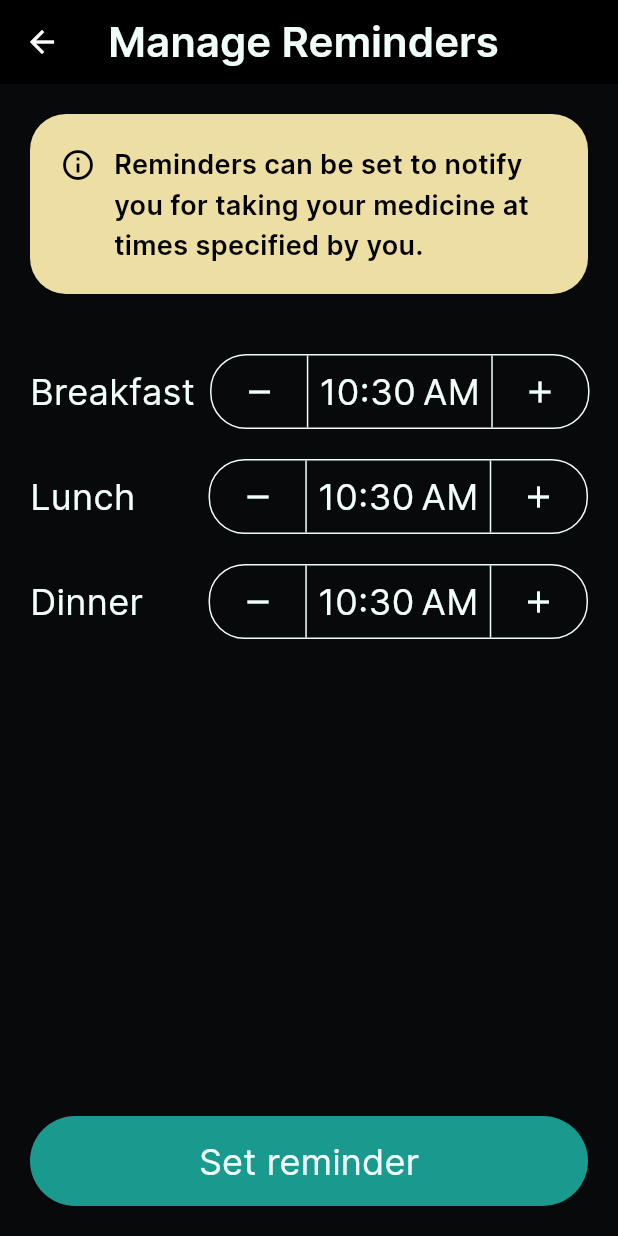
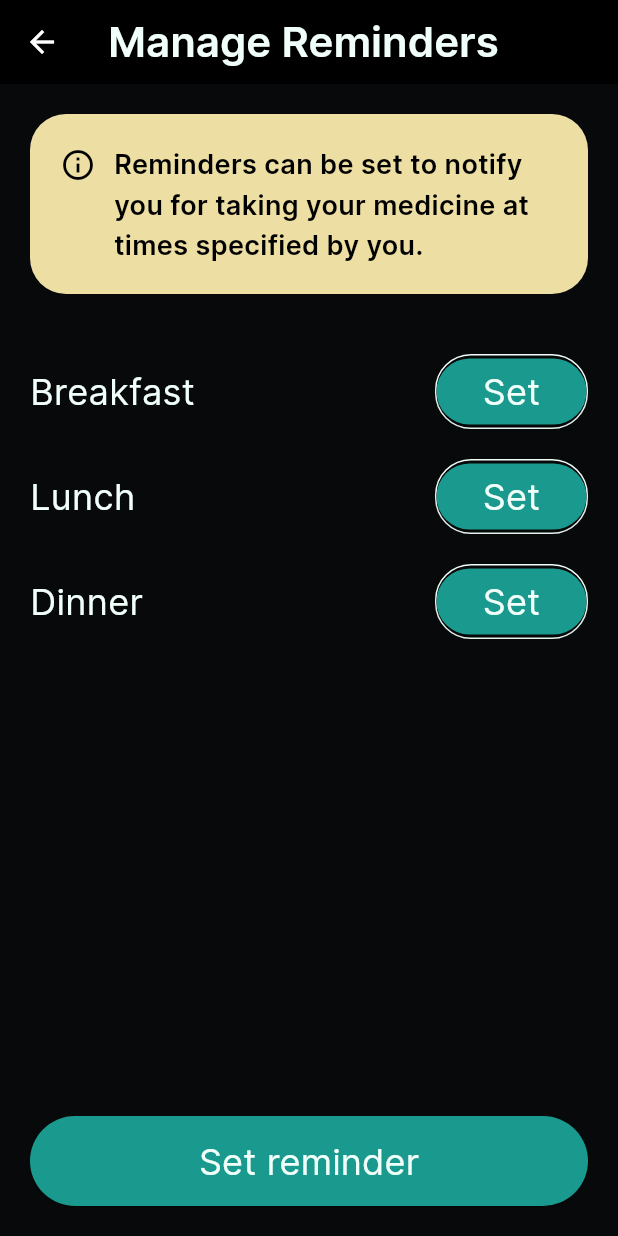
Before and after one commit to saksham-gt/chang-pharma, a Flutter app: the ManageRemindersScreen screen opened by its route, on a phone screen of 412 x 824 dp. Run offline on Flutter 3.47's test engine with Material 3 defaults, Android fonts, the phone set to English and light mode, and no system bars; our stand-ins replace carousel_slider, dio, flutter_riverpod, get_it, image_picker.

Commit message:
feat: add set button for no reminder state

```diff
--- a/lib/screens/home_screen.dart
+++ b/lib/screens/home_screen.dart
@@ -394,9 +394,6 @@ class HomeScreen extends StatelessWidget {
                   ),
                 ),
                 const SizedBox(height: 40),
-
-                // PrescriptionPicker(),
-                // ReminderScreen(),
               ],
             ),
           ),
--- a/lib/screens/manage_reminders_screen.dart
+++ b/lib/screens/manage_reminders_screen.dart
@@ -15,8 +15,16 @@ class _ManageRemindersScreenState extends State<ManageRemindersScreen> {
   DateTime? _lunchTime;
   DateTime? _dinnerTime;
 
-  String get breakfastTime =>
-      DateFormat.jm().format(_breakfastTime ?? DateTime.now()).toString();
+  String get breakfastTime => DateFormat.jm()
+      .format(_breakfastTime ??
+          DateTime(
+            DateTime.now().year,
+            1,
+            1,
+            DateTime.now().hour,
+            DateTime.now().minute,
+          ))
+      .toString();
 
   String get lunchTime =>
       DateFormat.jm().format(_lunchTime ?? DateTime.now()).toString();
@@ -97,7 +105,8 @@ class _ManageRemindersScreenState extends State<ManageRemindersScreen> {
                     border: Border.all(color: SystemColors.mintCream),
                     borderRadius: BorderRadius.circular(24),
                   ),
-                  child: IntrinsicHeight(
+                  child: _breakfastTime != null
+                      ? IntrinsicHeight(
                           child: Row(
                             children: [
                               Padding(
@@ -110,8 +119,7 @@ class _ManageRemindersScreenState extends State<ManageRemindersScreen> {
                                       size: 24,
                                       color: SystemColors.mintCream,
                                     ),
-                          ),
-                        ),
+                                  )),
                               const VerticalDivider(
                                 color: SystemColors.mintCream,
                               ),
@@ -139,6 +147,24 @@ class _ManageRemindersScreenState extends State<ManageRemindersScreen> {
                               ),
                             ],
                           ),
+                        )
+                      : SizedBox(
+                          width: 100,
+                          child: ElevatedButton(
+                            style: ElevatedButton.styleFrom(
+                              maximumSize: const Size.fromHeight(44),
+                              minimumSize: const Size.fromHeight(44),
+                            ),
+                            onPressed: setBreakfastTimer,
+                            child: const Text(
+                              'Set',
+                              style: TextStyle(
+                                color: SystemColors.mintCream,
+                                fontFamily: CPFont.fontFamily,
+                                fontSize: 24.0,
+                              ),
+                            ),
+                          ),
                         ),
                 ),
               ],
@@ -161,13 +187,15 @@ class _ManageRemindersScreenState extends State<ManageRemindersScreen> {
                     border: Border.all(color: SystemColors.mintCream),
                     borderRadius: BorderRadius.circular(24),
                   ),
-                  child: IntrinsicHeight(
+                  child: _lunchTime != null
+                      ? IntrinsicHeight(
                           child: Row(
                             children: [
                               Padding(
                                 padding: const EdgeInsets.only(left: 8),
                                 child: IconButton(
-                            onPressed: () => updateLunchTime(decrement: true),
+                                  onPressed: () =>
+                                      updateLunchTime(decrement: true),
                                   icon: const Icon(
                                     Icons.remove,
                                     size: 24,
@@ -202,6 +230,24 @@ class _ManageRemindersScreenState extends State<ManageRemindersScreen> {
                               ),
                             ],
                           ),
+                        )
+                      : SizedBox(
+                          width: 100,
+                          child: ElevatedButton(
+                            style: ElevatedButton.styleFrom(
+                              maximumSize: const Size.fromHeight(44),
+                              minimumSize: const Size.fromHeight(44),
+                            ),
+                            onPressed: setLunchTimer,
+                            child: const Text(
+                              'Set',
+                              style: TextStyle(
+                                color: SystemColors.mintCream,
+                                fontFamily: CPFont.fontFamily,
+                                fontSize: 24.0,
+                              ),
+                            ),
+                          ),
                         ),
                 ),
               ],
@@ -224,13 +270,15 @@ class _ManageRemindersScreenState extends State<ManageRemindersScreen> {
                     border: Border.all(color: SystemColors.mintCream),
                     borderRadius: BorderRadius.circular(24),
                   ),
-                  child: IntrinsicHeight(
+                  child: _dinnerTime != null
+                      ? IntrinsicHeight(
                           child: Row(
                             children: [
                               Padding(
                                 padding: const EdgeInsets.only(left: 8),
                                 child: IconButton(
-                            onPressed: () => updateDinnerTime(decrement: true),
+                                  onPressed: () =>
+                                      updateDinnerTime(decrement: true),
                                   icon: const Icon(
                                     Icons.remove,
                                     size: 24,
@@ -265,6 +313,24 @@ class _ManageRemindersScreenState extends State<ManageRemindersScreen> {
                               ),
                             ],
                           ),
+                        )
+                      : SizedBox(
+                          width: 100,
+                          child: ElevatedButton(
+                            style: ElevatedButton.styleFrom(
+                              maximumSize: const Size.fromHeight(44),
+                              minimumSize: const Size.fromHeight(44),
+                            ),
+                            onPressed: setDinnerTimer,
+                            child: const Text(
+                              'Set',
+                              style: TextStyle(
+                                color: SystemColors.mintCream,
+                                fontFamily: CPFont.fontFamily,
+                                fontSize: 24.0,
+                              ),
+                            ),
+                          ),
                         ),
                 ),
               ],
@@ -289,6 +355,24 @@ class _ManageRemindersScreenState extends State<ManageRemindersScreen> {
         ),
       ),
     );
+  }
+
+  void setBreakfastTimer() {
+    setState(() {
+      _breakfastTime = DateTime(DateTime.now().year, 1, 1, DateTime.now().hour);
+    });
+  }
+
+  void setLunchTimer() {
+    setState(() {
+      _lunchTime = DateTime(DateTime.now().year, 1, 1, DateTime.now().hour);
+    });
+  }
+
+  void setDinnerTimer() {
+    setState(() {
+      _dinnerTime = DateTime(DateTime.now().year, 1, 1, DateTime.now().hour);
+    });
   }
 
   void updateBreakfastTime({bool decrement = false}) {
```
Lines whose indentation alone changed are shown as unchanged.
